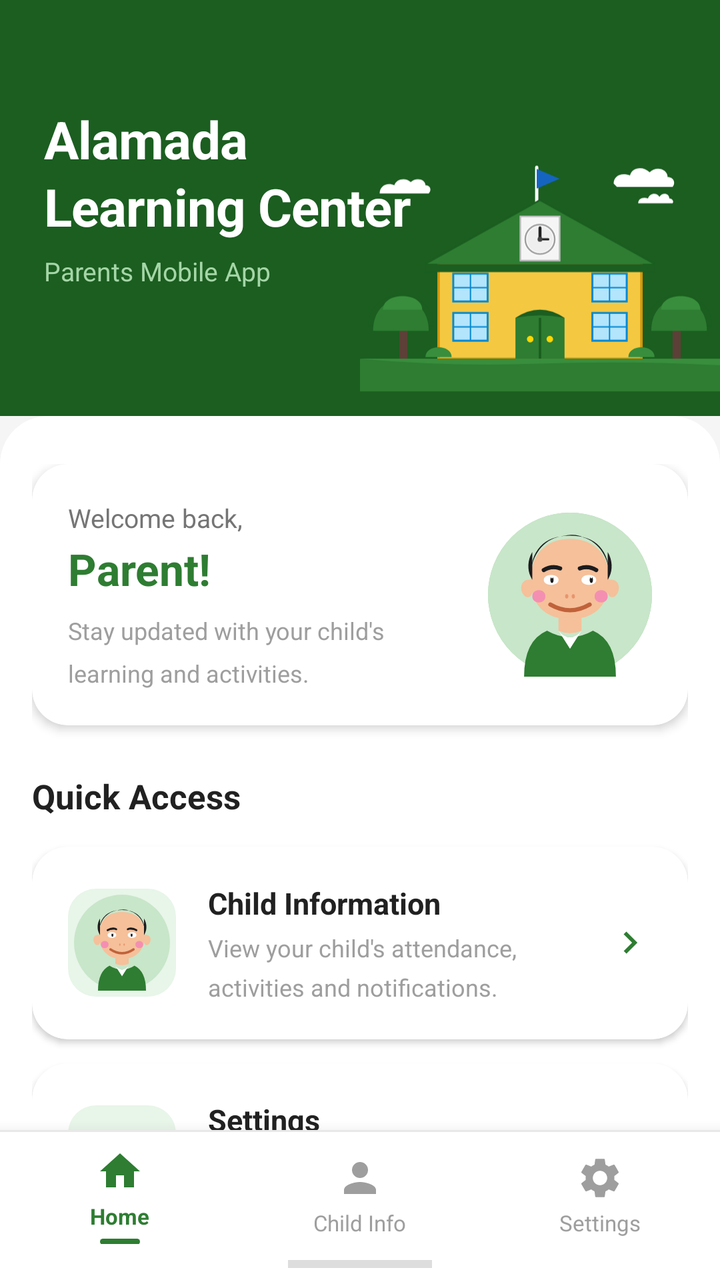
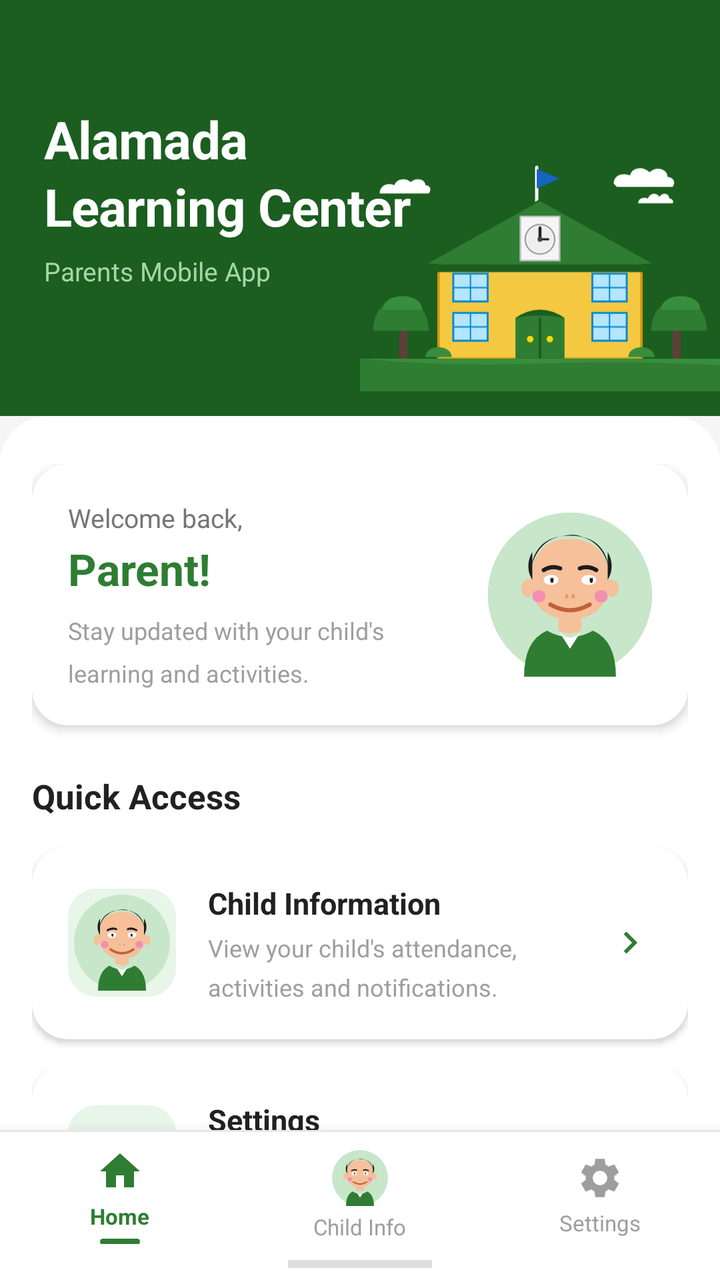

An Android layout rendered at two revisions. The XML below is the earlier revision; the diff shows what the commit changed to produce the second picture.
<!-- AndroidManifest.xml: application theme Theme.AlamadaChildMonitor -->
<!-- res/layout/activity_dashboard.xml -->
<?xml version="1.0" encoding="utf-8"?>
<LinearLayout
    xmlns:android="http://schemas.android.com/apk/res/android"
    xmlns:app="http://schemas.android.com/apk/res-auto"
    android:layout_width="match_parent"
    android:layout_height="match_parent"
    android:orientation="vertical"
    android:background="#F5F5F5">

    
    <androidx.core.widget.NestedScrollView
        android:layout_width="match_parent"
        android:layout_height="0dp"
        android:layout_weight="1"
        android:fillViewport="true"
        android:overScrollMode="never">

        <LinearLayout
            android:layout_width="match_parent"
            android:layout_height="wrap_content"
            android:orientation="vertical">

            
            <RelativeLayout
                android:layout_width="match_parent"
                android:layout_height="wrap_content"
                android:background="@drawable/header_green_solid"
                android:paddingStart="22dp"
                android:paddingEnd="0dp"
                android:paddingTop="48dp"
                android:paddingBottom="0dp">

                
                <LinearLayout
                    android:id="@+id/ll_title"
                    android:layout_width="wrap_content"
                    android:layout_height="wrap_content"
                    android:orientation="vertical"
                    android:layout_alignParentStart="true"
                    android:layout_centerVertical="false"
                    android:layout_marginTop="4dp">

                    <TextView
                        android:layout_width="wrap_content"
                        android:layout_height="wrap_content"
                        android:text="Alamada\nLearning Center"
                        android:textColor="#FFFFFF"
                        android:textSize="26sp"
                        android:textStyle="bold"
                        android:lineSpacingMultiplier="1.1"
                        android:letterSpacing="-0.01"/>

                    <TextView
                        android:layout_width="wrap_content"
                        android:layout_height="wrap_content"
                        android:text="Parents Mobile App"
                        android:textColor="#A5D6A7"
                        android:textSize="13sp"
                        android:layout_marginTop="6dp"/>
                </LinearLayout>

                
                <ImageView
                    android:layout_width="180dp"
                    android:layout_height="160dp"
                    android:src="@drawable/ic_school_building"
                    android:scaleType="fitEnd"
                    android:adjustViewBounds="true"
                    android:layout_alignParentEnd="true"
                    android:layout_alignParentBottom="true"
                    android:contentDescription="School building"/>

            </RelativeLayout>

            
            <LinearLayout
                android:layout_width="match_parent"
                android:layout_height="wrap_content"
                android:orientation="vertical"
                android:background="@drawable/rounded_top_white"
                android:paddingTop="24dp"
                android:paddingStart="16dp"
                android:paddingEnd="16dp"
                android:paddingBottom="28dp">

                
                <androidx.cardview.widget.CardView
                    android:layout_width="match_parent"
                    android:layout_height="wrap_content"
                    android:layout_marginBottom="24dp"
                    app:cardCornerRadius="18dp"
                    app:cardElevation="3dp"
                    app:cardBackgroundColor="#FFFFFF">

                    <LinearLayout
                        android:layout_width="match_parent"
                        android:layout_height="wrap_content"
                        android:orientation="horizontal"
                        android:padding="18dp"
                        android:gravity="center_vertical">

                        
                        <LinearLayout
                            android:layout_width="0dp"
                            android:layout_height="wrap_content"
                            android:layout_weight="1"
                            android:orientation="vertical">

                            <TextView
                                android:layout_width="wrap_content"
                                android:layout_height="wrap_content"
                                android:text="Welcome back,"
                                android:textSize="13sp"
                                android:textColor="#757575"/>

                            <TextView
                                android:id="@+id/tv_welcome"
                                android:layout_width="wrap_content"
                                android:layout_height="wrap_content"
                                android:text="Parent!"
                                android:textSize="22sp"
                                android:textStyle="bold"
                                android:textColor="#2E7D32"
                                android:layout_marginTop="2dp"
                                android:layout_marginBottom="8dp"/>

                            <TextView
                                android:layout_width="wrap_content"
                                android:layout_height="wrap_content"
                                android:text="Stay updated with your child&#39;s\nlearning and activities."
                                android:textSize="12sp"
                                android:textColor="#9E9E9E"
                                android:lineSpacingMultiplier="1.45"/>
                        </LinearLayout>

                        
                        <FrameLayout
                            android:layout_width="82dp"
                            android:layout_height="82dp"
                            android:layout_marginStart="14dp">

                            
                            <View
                                android:layout_width="82dp"
                                android:layout_height="82dp"
                                android:background="@drawable/circle_avatar_bg"/>

                            
                            <ImageView
                                android:id="@+id/tv_avatar"
                                android:layout_width="82dp"
                                android:layout_height="82dp"
                                android:src="@drawable/ic_parent_avatar"
                                android:scaleType="fitCenter"
                                android:contentDescription="Parent avatar"/>

                        </FrameLayout>

                    </LinearLayout>
                </androidx.cardview.widget.CardView>

                
                <TextView
                    android:layout_width="wrap_content"
                    android:layout_height="wrap_content"
                    android:text="Quick Access"
                    android:textSize="17sp"
                    android:textStyle="bold"
                    android:textColor="#212121"
                    android:layout_marginBottom="14dp"/>

                
                <androidx.cardview.widget.CardView
                    android:id="@+id/card_child_info"
                    android:layout_width="match_parent"
                    android:layout_height="wrap_content"
                    android:layout_marginBottom="12dp"
                    android:foreground="?attr/selectableItemBackground"
                    android:clickable="true"
                    android:focusable="true"
                    app:cardCornerRadius="18dp"
                    app:cardElevation="2dp"
                    app:cardBackgroundColor="#FFFFFF">

                    <LinearLayout
                        android:layout_width="match_parent"
                        android:layout_height="wrap_content"
                        android:orientation="horizontal"
                        android:padding="18dp"
                        android:gravity="center_vertical">

                        
                        <FrameLayout
                            android:layout_width="54dp"
                            android:layout_height="54dp"
                            android:layout_marginEnd="16dp"
                            android:background="@drawable/quick_icon_bg_green">

                            <ImageView
                                android:layout_width="48dp"
                                android:layout_height="48dp"
                                android:layout_gravity="center"
                                android:src="@drawable/ic_child_avatar"
                                android:scaleType="fitCenter"
                                android:contentDescription="Child"/>
                        </FrameLayout>

                        
                        <LinearLayout
                            android:layout_width="0dp"
                            android:layout_height="wrap_content"
                            android:layout_weight="1"
                            android:orientation="vertical">

                            <TextView
                                android:layout_width="wrap_content"
                                android:layout_height="wrap_content"
                                android:text="Child Information"
                                android:textSize="15sp"
                                android:textStyle="bold"
                                android:textColor="#212121"/>

                            <TextView
                                android:layout_width="wrap_content"
                                android:layout_height="wrap_content"
                                android:text="View your child&#39;s attendance,\nactivities and notifications."
                                android:textSize="12sp"
                                android:textColor="#9E9E9E"
                                android:lineSpacingMultiplier="1.35"
                                android:layout_marginTop="4dp"/>
                        </LinearLayout>

                        
                        <ImageView
                            android:layout_width="22dp"
                            android:layout_height="22dp"
                            android:src="@drawable/ic_arrow_right"
                            android:layout_marginStart="8dp"
                            android:contentDescription="Open"/>

                    </LinearLayout>
                </androidx.cardview.widget.CardView>

                
                <androidx.cardview.widget.CardView
                    android:id="@+id/card_settings"
                    android:layout_width="match_parent"
                    android:layout_height="wrap_content"
                    android:layout_marginBottom="12dp"
                    android:foreground="?attr/selectableItemBackground"
                    android:clickable="true"
                    android:focusable="true"
                    app:cardCornerRadius="18dp"
                    app:cardElevation="2dp"
                    app:cardBackgroundColor="#FFFFFF">

                    <LinearLayout
                        android:layout_width="match_parent"
                        android:layout_height="wrap_content"
                        android:orientation="horizontal"
                        android:padding="18dp"
                        android:gravity="center_vertical">

                        <FrameLayout
                            android:layout_width="54dp"
                            android:layout_height="54dp"
                            android:layout_marginEnd="16dp"
                            android:background="@drawable/quick_icon_bg_green">

                            <ImageView
                                android:layout_width="28dp"
                                android:layout_height="28dp"
                                android:layout_gravity="center"
                                android:src="@drawable/ic_settings_card"
                                android:contentDescription="Settings"/>
                        </FrameLayout>

                        <LinearLayout
                            android:layout_width="0dp"
                            android:layout_height="wrap_content"
                            android:layout_weight="1"
                            android:orientation="vertical">

                            <TextView
                                android:layout_width="wrap_content"
                                android:layout_height="wrap_content"
                                android:text="Settings"
                                android:textSize="15sp"
                                android:textStyle="bold"
                                android:textColor="#212121"/>

                            <TextView
                                android:layout_width="wrap_content"
                                android:layout_height="wrap_content"
                                android:text="Manage your profile\nand security settings."
                                android:textSize="12sp"
                                android:textColor="#9E9E9E"
                                android:lineSpacingMultiplier="1.35"
                                android:layout_marginTop="4dp"/>
                        </LinearLayout>

                        <ImageView
                            android:layout_width="22dp"
                            android:layout_height="22dp"
                            android:src="@drawable/ic_arrow_right"
                            android:layout_marginStart="8dp"
                            android:contentDescription="Open"/>

                    </LinearLayout>
                </androidx.cardview.widget.CardView>

                
                <androidx.cardview.widget.CardView
                    android:id="@+id/card_notifications"
                    android:layout_width="match_parent"
                    android:layout_height="wrap_content"
                    android:layout_marginBottom="4dp"
                    android:foreground="?attr/selectableItemBackground"
                    android:clickable="true"
                    android:focusable="true"
                    app:cardCornerRadius="18dp"
                    app:cardElevation="2dp"
                    app:cardBackgroundColor="#FFFFFF">

                    <LinearLayout
                        android:layout_width="match_parent"
                        android:layout_height="wrap_content"
                        android:orientation="horizontal"
                        android:padding="18dp"
                        android:gravity="center_vertical">

                        
                        <FrameLayout
                            android:layout_width="54dp"
                            android:layout_height="54dp"
                            android:layout_marginEnd="16dp">

                            <FrameLayout
                                android:layout_width="54dp"
                                android:layout_height="54dp"
                                android:background="@drawable/quick_icon_bg_green">

                                <ImageView
                                    android:layout_width="28dp"
                                    android:layout_height="28dp"
                                    android:layout_gravity="center"
                                    android:src="@drawable/ic_bell_card"
                                    android:contentDescription="Notifications"/>
                            </FrameLayout>

                            
                            <TextView
                                android:id="@+id/tv_notif_badge"
                                android:layout_width="18dp"
                                android:layout_height="18dp"
                                android:background="@drawable/badge_red_circle"
                                android:textColor="#FFFFFF"
                                android:textSize="9sp"
                                android:textStyle="bold"
                                android:gravity="center"
                                android:layout_gravity="top|end"
                                android:visibility="gone"/>
                        </FrameLayout>

                        <LinearLayout
                            android:layout_width="0dp"
                            android:layout_height="wrap_content"
                            android:layout_weight="1"
                            android:orientation="vertical">

                            <TextView
                                android:layout_width="wrap_content"
                                android:layout_height="wrap_content"
                                android:text="Notifications"
                                android:textSize="15sp"
                                android:textStyle="bold"
                                android:textColor="#212121"/>

                            <TextView
                                android:layout_width="wrap_content"
                                android:layout_height="wrap_content"
                                android:text="View important announcements\nand updates."
                                android:textSize="12sp"
                                android:textColor="#9E9E9E"
                                android:lineSpacingMultiplier="1.35"
                                android:layout_marginTop="4dp"/>
                        </LinearLayout>

                        <ImageView
                            android:layout_width="22dp"
                            android:layout_height="22dp"
                            android:src="@drawable/ic_arrow_right"
                            android:layout_marginStart="8dp"
                            android:contentDescription="Open"/>

                    </LinearLayout>
                </androidx.cardview.widget.CardView>

            </LinearLayout>
        </LinearLayout>
    </androidx.core.widget.NestedScrollView>

    
    <LinearLayout
        android:layout_width="match_parent"
        android:layout_height="wrap_content"
        android:orientation="vertical"
        android:background="#FFFFFF"
        android:elevation="12dp">

        
        <View
            android:layout_width="match_parent"
            android:layout_height="1dp"
            android:background="#E8E8E8"/>

        
        <LinearLayout
            android:layout_width="match_parent"
            android:layout_height="62dp"
            android:orientation="horizontal">

            
            <LinearLayout
                android:id="@+id/tab_home"
                android:layout_width="0dp"
                android:layout_height="match_parent"
                android:layout_weight="1"
                android:orientation="vertical"
                android:gravity="center"
                android:paddingTop="8dp"
                android:paddingBottom="6dp"
                android:background="?attr/selectableItemBackgroundBorderless"
                android:clickable="true"
                android:focusable="true">

                <ImageView
                    android:layout_width="24dp"
                    android:layout_height="24dp"
                    android:src="@drawable/ic_home"
                    android:contentDescription="Home"/>

                <TextView
                    android:layout_width="wrap_content"
                    android:layout_height="wrap_content"
                    android:text="Home"
                    android:textSize="11sp"
                    android:textColor="#2E7D32"
                    android:textStyle="bold"
                    android:layout_marginTop="3dp"/>

                
                <View
                    android:layout_width="20dp"
                    android:layout_height="3dp"
                    android:background="@drawable/tab_active_indicator"
                    android:layout_marginTop="4dp"/>

            </LinearLayout>

            
            <LinearLayout
                android:id="@+id/tab_child"
                android:layout_width="0dp"
                android:layout_height="match_parent"
                android:layout_weight="1"
                android:orientation="vertical"
                android:gravity="center"
                android:paddingTop="8dp"
                android:paddingBottom="6dp"
                android:background="?attr/selectableItemBackgroundBorderless"
                android:clickable="true"
                android:focusable="true">

                <ImageView
                    android:layout_width="24dp"
                    android:layout_height="24dp"
                    android:src="@drawable/ic_child"
                    android:contentDescription="Child Info"/>

                <TextView
                    android:layout_width="wrap_content"
                    android:layout_height="wrap_content"
                    android:text="Child Info"
                    android:textSize="11sp"
                    android:textColor="#9E9E9E"
                    android:layout_marginTop="3dp"/>

            </LinearLayout>

            
            <LinearLayout
                android:id="@+id/tab_settings"
                android:layout_width="0dp"
                android:layout_height="match_parent"
                android:layout_weight="1"
                android:orientation="vertical"
                android:gravity="center"
                android:paddingTop="8dp"
                android:paddingBottom="6dp"
                android:background="?attr/selectableItemBackgroundBorderless"
                android:clickable="true"
                android:focusable="true">

                <ImageView
                    android:layout_width="24dp"
                    android:layout_height="24dp"
                    android:src="@drawable/ic_settings"
                    android:contentDescription="Settings"/>

                <TextView
                    android:layout_width="wrap_content"
                    android:layout_height="wrap_content"
                    android:text="Settings"
                    android:textSize="11sp"
                    android:textColor="#9E9E9E"
                    android:layout_marginTop="3dp"/>

            </LinearLayout>

        </LinearLayout>

        
        <View
            android:layout_width="72dp"
            android:layout_height="4dp"
            android:background="#212121"
            android:alpha="0.15"
            android:layout_gravity="center_horizontal"
            android:layout_marginTop="2dp"
            android:layout_marginBottom="6dp"/>

    </LinearLayout>

</LinearLayout>
<!-- resources referenced by this layout -->
<resources>
  <!-- drawable badge_red_circle (drawable) -->
  <?xml version="1.0" encoding="utf-8"?>
  <shape xmlns:android="http://schemas.android.com/apk/res/android"
      android:shape="oval">
      <solid android:color="#C62828"/>
  </shape>
  <!-- drawable circle_avatar_bg (drawable) -->
  <?xml version="1.0" encoding="utf-8"?>
  <shape xmlns:android="http://schemas.android.com/apk/res/android"
      android:shape="oval">
      <solid android:color="#E8F5E9"/>
      <stroke android:width="2dp" android:color="#A5D6A7"/>
  </shape>
  <!-- drawable header_green_solid (drawable) -->
  <?xml version="1.0" encoding="utf-8"?>
  <shape xmlns:android="http://schemas.android.com/apk/res/android"
      android:shape="rectangle">
      <solid android:color="#1B5E20"/>
  </shape>
  <!-- drawable ic_arrow_right (drawable) -->
  <?xml version="1.0" encoding="utf-8"?>
  <vector xmlns:android="http://schemas.android.com/apk/res/android"
      android:width="24dp"
      android:height="24dp"
      android:viewportWidth="24"
      android:viewportHeight="24">
      <path
          android:fillColor="#2E7D32"
          android:pathData="M8.59,16.59L13.17,12 8.59,7.41 10,6l6,6-6,6-1.41-1.41z"/>
  </vector>
  <!-- drawable ic_child (drawable) -->
  <?xml version="1.0" encoding="utf-8"?>
  <vector xmlns:android="http://schemas.android.com/apk/res/android"
      android:width="24dp"
      android:height="24dp"
      android:viewportWidth="24"
      android:viewportHeight="24">
      <path
          android:fillColor="#9E9E9E"
          android:pathData="M12,12c2.21,0 4,-1.79 4,-4s-1.79,-4 -4,-4 -4,1.79 -4,4 1.79,4 4,4zM12,14c-2.67,0 -8,1.34 -8,4v2h16v-2c0,-2.66 -5.33,-4 -8,-4z"/>
  </vector>
  <!-- drawable ic_home (drawable) -->
  <?xml version="1.0" encoding="utf-8"?>
  <vector xmlns:android="http://schemas.android.com/apk/res/android"
      android:width="24dp"
      android:height="24dp"
      android:viewportWidth="24"
      android:viewportHeight="24">
      <path
          android:fillColor="#2E7D32"
          android:pathData="M10,20v-6h4v6h5v-8h3L12,3 2,12h3v8z"/>
  </vector>
  <!-- drawable quick_icon_bg_green (drawable) -->
  <?xml version="1.0" encoding="utf-8"?>
  <shape xmlns:android="http://schemas.android.com/apk/res/android"
      android:shape="rectangle">
      <solid android:color="#E8F5E9"/>
      <corners android:radius="14dp"/>
  </shape>
  <!-- drawable rounded_top_white (drawable) -->
  <?xml version="1.0" encoding="utf-8"?>
  <shape xmlns:android="http://schemas.android.com/apk/res/android"
      android:shape="rectangle">
      <solid android:color="#FFFFFF"/>
      <corners
          android:topLeftRadius="24dp"
          android:topRightRadius="24dp"
          android:bottomLeftRadius="0dp"
          android:bottomRightRadius="0dp"/>
  </shape>
  <!-- drawable tab_active_indicator (drawable) -->
  <?xml version="1.0" encoding="utf-8"?>
  <shape xmlns:android="http://schemas.android.com/apk/res/android"
      android:shape="rectangle">
      <solid android:color="#2E7D32"/>
      <corners android:radius="4dp"/>
  </shape>
  <style name="Theme.AlamadaChildMonitor" parent="Theme.MaterialComponents.DayNight.NoActionBar">
          <item name="colorPrimary">@color/primary</item>
          <item name="colorPrimaryDark">@color/primary_dark</item>
          <item name="colorAccent">@color/accent</item>
          <item name="android:windowBackground">@color/background</item>
          <item name="android:statusBarColor">@color/primary_dark</item>
          <item name="android:navigationBarColor">@color/white</item>
      </style>
  <color name="primary">         #2E7D32</color>
  <color name="primary_dark">    #1B5E20</color>
  <color name="accent">          #FF6F00</color>
  <color name="background">      #F5F5F5</color>
  <color name="white">           #FFFFFF</color>
  <!-- unchanged entries left out for length: 6 -->
</resources>

<!-- the commit's change to res/layout/activity_dashboard.xml (unified diff, before → after) -->
@@ -473,9 +473,10 @@
                 android:focusable="true">
 
                 <ImageView
-                    android:layout_width="24dp"
-                    android:layout_height="24dp"
-                    android:src="@drawable/ic_child"
+                    android:layout_width="28dp"
+                    android:layout_height="28dp"
+                    android:src="@drawable/ic_child_avatar"
+                    android:scaleType="fitCenter"
                     android:contentDescription="Child Info"/>
 
                 <TextView
<!-- resource entries referenced after the edit -->
@@ -29,17 +29,6 @@
       <path
           android:fillColor="#2E7D32"
           android:pathData="M8.59,16.59L13.17,12 8.59,7.41 10,6l6,6-6,6-1.41-1.41z"/>
-  </vector>
-  <!-- drawable ic_child (drawable) -->
-  <?xml version="1.0" encoding="utf-8"?>
-  <vector xmlns:android="http://schemas.android.com/apk/res/android"
-      android:width="24dp"
-      android:height="24dp"
-      android:viewportWidth="24"
-      android:viewportHeight="24">
-      <path
-          android:fillColor="#9E9E9E"
-          android:pathData="M12,12c2.21,0 4,-1.79 4,-4s-1.79,-4 -4,-4 -4,1.79 -4,4 1.79,4 4,4zM12,14c-2.67,0 -8,1.34 -8,4v2h16v-2c0,-2.66 -5.33,-4 -8,-4z"/>
   </vector>
   <!-- drawable ic_home (drawable) -->
   <?xml version="1.0" encoding="utf-8"?>
